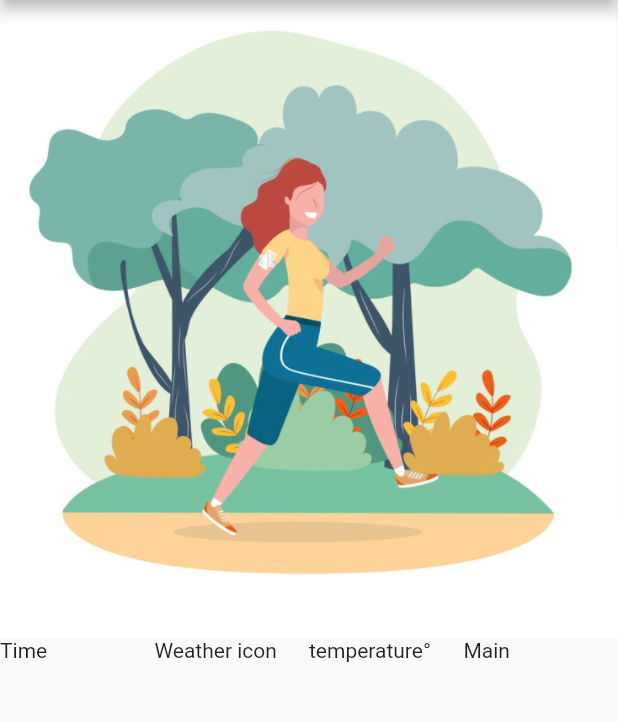
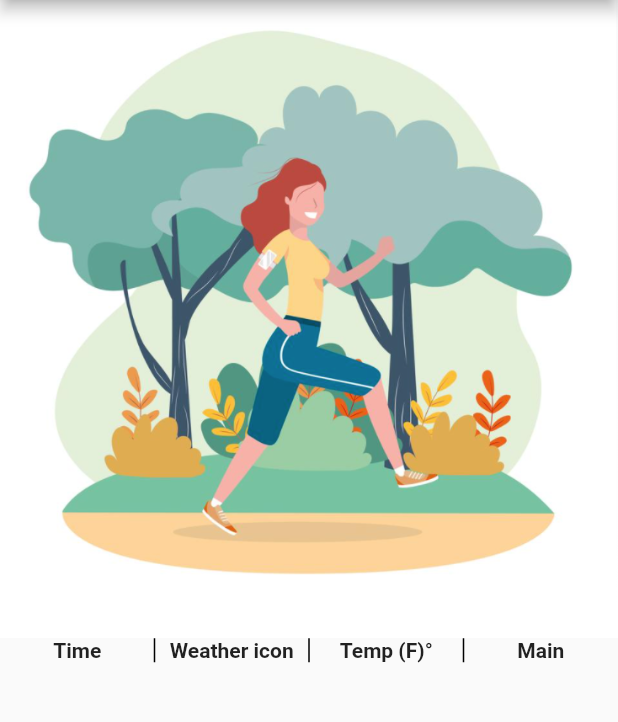
Before and after one commit to OlgaSe/Runtime, a Flutter app: the screen it shows after launch, on a phone screen of 412 x 824 dp, the part 84-806 px from its top. Run offline on Flutter 3.47's test engine with Material 2 defaults, Android fonts, the light colour scheme and no system bars; our stand-ins replace geolocator; network calls fail.

Commit message:
Aligned data in the weather table + added borders

```diff
--- a/lib/screens/homepage.dart
+++ b/lib/screens/homepage.dart
@@ -80,29 +80,48 @@ class _HomePageState extends State<HomePage> {
   Widget getWeatherTable(BuildContext context) {
     var rows = [
       TableRow(key: ValueKey(0), children: <Widget>[
-        Text('Time'),
-        Text('Weather icon'),
-        Text('temperature°'),
-        Text('Main'),
+        Text('Time',
+          textAlign: TextAlign.center,
+          style: TextStyle(fontWeight: FontWeight.bold),
+        ),
+        Text('Weather icon',
+            textAlign: TextAlign.center,
+            style: TextStyle(fontWeight: FontWeight.bold)
+        ),
+        Text('Temp (F)°',
+            textAlign: TextAlign.center,
+            style: TextStyle(fontWeight: FontWeight.bold)),
+        Text('Main',
+            textAlign: TextAlign.center,
+            style: TextStyle(fontWeight: FontWeight.bold)),
       ])
     ];
 
 
     if (weatherData != null) {
-      for (var i = 0; i < weatherData['hourly'].length; i++) {
+      print(weatherData['hourly'].length);
+      for (var i = 0; i < weatherData['hourly'].length-36; i++) {
+
         // weatherData['hourly'].forEach((hourlyData) {
         var hourlyData = weatherData['hourly'][i];
         var date = DateTime.fromMillisecondsSinceEpoch(hourlyData['dt'] * 1000);
         rows.add(TableRow(key: ValueKey(hourlyData['dt']), children: <Widget>[
-          Text(date.hour.toString()),
-          Text(WeatherModel.getWeatherIcon(hourlyData['weather'][0]['id'])),
-          Text(hourlyData['temp'].toString()),
-          Text(hourlyData['weather'][0]['main']),
+          Text(date.hour.toString() + 'h',
+            textAlign: TextAlign.center,
+          ),
+          Text(WeatherModel.getWeatherIcon(hourlyData['weather'][0]['id']),
+            textAlign: TextAlign.center,
+          ),
+          Text(hourlyData['temp'].toInt().toString(),
+            textAlign: TextAlign.center,),
+          Text(hourlyData['weather'][0]['main'],
+            textAlign: TextAlign.center,),
         ]));
       }
     }
 
     return Table(
+      border: TableBorder(verticalInside: BorderSide()),
       children: rows,
     );
   }
```
